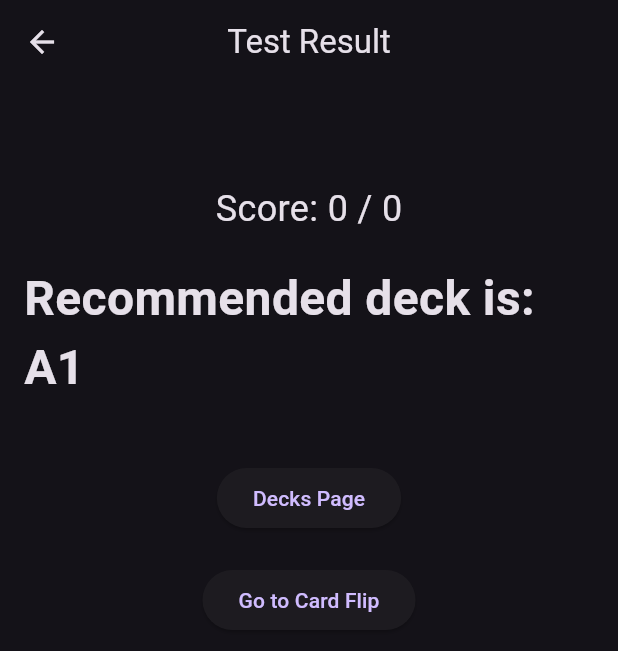
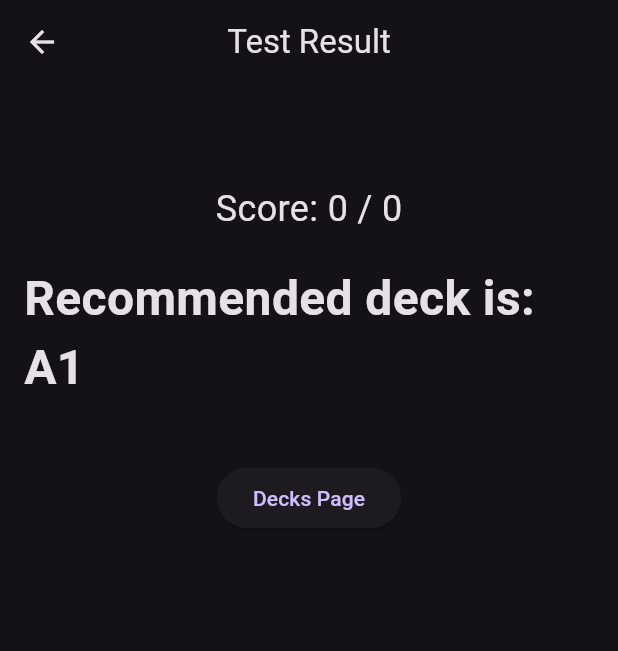
Before and after one commit to Segelll/PolyDeck, a Flutter app: the ResultPage screen opened directly with empty values, on a phone screen of 412 x 824 dp. Shown: the top 651 px of the screen. Run offline on Flutter 3.47's test engine with Material 3 defaults, Android fonts, the phone set to English and light mode, and no system bars.

Commit message:
buton düzenlemesi

```diff
--- a/lib/exam_result_page.dart
+++ b/lib/exam_result_page.dart
@@ -39,7 +39,7 @@ class ResultPage extends StatelessWidget {
         padding: const EdgeInsets.all(16.0),
         child: Column(
           children: [
-            SizedBox(height: 50),
+            const SizedBox(height: 50),
             Text(
               'Score: $score / $totalQuestions',
               style: const TextStyle(fontSize: 24),
@@ -61,16 +61,8 @@ class ResultPage extends StatelessWidget {
               },
               child:Text(StringsLoader.get('deckPage')),
             ),
-            SizedBox(height: 20),
 
-            ElevatedButton(
-              onPressed: () {
-                Navigator.of(context).pushReplacement(MaterialPageRoute(
-                  builder: (context) => CardFlipPage(),
-                ));
-              },
-              child: const Text('Go to Card Flip'),
-            ),
+
           ],
         ),
       ),
```
